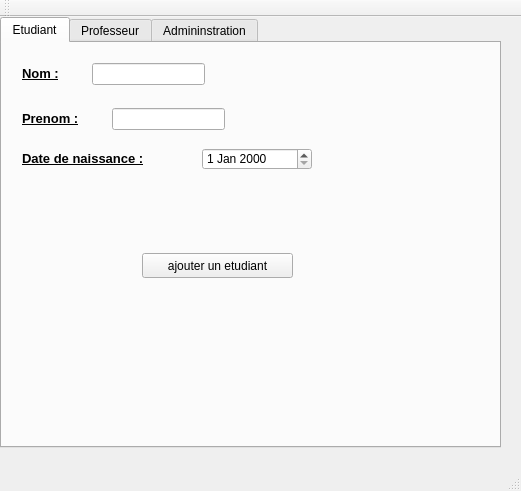
Qt form AppObjetQT/mainwindow.ui (Mrgove10/AppliObjetVS) before a commit.
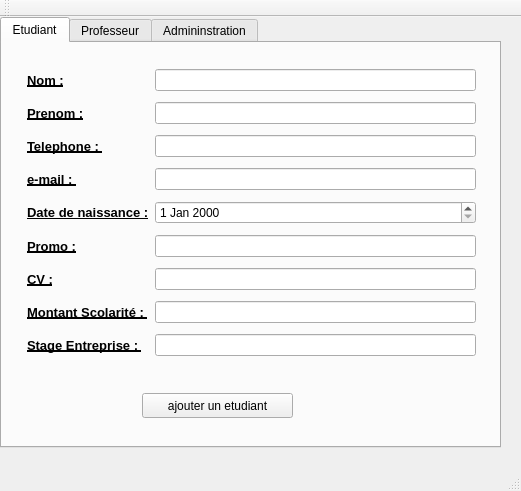
The same form after that commit.

```diff
--- a/AppObjetQT/mainwindow.ui
+++ b/AppObjetQT/mainwindow.ui
@@ -34,7 +34,7 @@
       <property name="geometry">
        <rect>
         <x>140</x>
-        <y>210</y>
+        <y>350</y>
         <width>151</width>
         <height>25</height>
        </rect>
@@ -43,25 +43,18 @@
        <string>ajouter un etudiant</string>
       </property>
      </widget>
-     <widget class="QLineEdit" name="lineEdit">
+     <widget class="QWidget" name="gridLayoutWidget">
       <property name="geometry">
        <rect>
-        <x>90</x>
-        <y>20</y>
-        <width>113</width>
-        <height>22</height>
+        <x>14</x>
+        <y>10</y>
+        <width>471</width>
+        <height>321</height>
        </rect>
       </property>
-     </widget>
+      <layout class="QGridLayout" name="gridLayout">
+       <item row="0" column="0">
      <widget class="QLabel" name="label">
-      <property name="geometry">
-       <rect>
-        <x>20</x>
-        <y>20</y>
-        <width>55</width>
-        <height>21</height>
-       </rect>
-      </property>
       <property name="font">
        <font>
         <pointsize>10</pointsize>
@@ -78,15 +71,15 @@
        <string>Nom :</string>
       </property>
      </widget>
+       </item>
+       <item row="3" column="1">
+        <widget class="QLineEdit" name="EmailLineEdit"/>
+       </item>
+       <item row="0" column="1">
+        <widget class="QLineEdit" name="NomLineEdit"/>
+       </item>
+       <item row="1" column="0">
      <widget class="QLabel" name="label_2">
-      <property name="geometry">
-       <rect>
-        <x>20</x>
-        <y>60</y>
-        <width>81</width>
-        <height>31</height>
-       </rect>
-      </property>
       <property name="font">
        <font>
         <pointsize>10</pointsize>
@@ -99,25 +92,60 @@
        <string>Prenom :</string>
       </property>
      </widget>
-     <widget class="QLineEdit" name="lineEdit_2">
-      <property name="geometry">
-       <rect>
-        <x>110</x>
-        <y>65</y>
-        <width>113</width>
-        <height>22</height>
-       </rect>
-      </property>
-     </widget>
+       </item>
+       <item row="1" column="1">
+        <widget class="QLineEdit" name="PrenomLineEdit"/>
+       </item>
+       <item row="2" column="0">
+        <widget class="QLabel" name="label_4">
+         <property name="font">
+          <font>
+           <pointsize>10</pointsize>
+           <weight>75</weight>
+           <bold>true</bold>
+           <underline>true</underline>
+          </font>
+         </property>
+         <property name="text">
+          <string>Telephone : </string>
+         </property>
+        </widget>
+       </item>
+       <item row="2" column="1">
+        <widget class="QLineEdit" name="TelephoneLineEdit"/>
+       </item>
+       <item row="6" column="0">
+        <widget class="QLabel" name="label_8">
+         <property name="font">
+          <font>
+           <pointsize>10</pointsize>
+           <weight>75</weight>
+           <bold>true</bold>
+           <underline>true</underline>
+          </font>
+         </property>
+         <property name="text">
+          <string>CV :</string>
+         </property>
+        </widget>
+       </item>
+       <item row="3" column="0">
+        <widget class="QLabel" name="label_5">
+         <property name="font">
+          <font>
+           <pointsize>10</pointsize>
+           <weight>75</weight>
+           <bold>true</bold>
+           <underline>true</underline>
+          </font>
+         </property>
+         <property name="text">
+          <string>e-mail : </string>
+         </property>
+        </widget>
+       </item>
+       <item row="4" column="0">
      <widget class="QLabel" name="label_3">
-      <property name="geometry">
-       <rect>
-        <x>20</x>
-        <y>100</y>
-        <width>171</width>
-        <height>31</height>
-       </rect>
-      </property>
       <property name="font">
        <font>
         <pointsize>10</pointsize>
@@ -130,15 +158,84 @@
        <string>Date de naissance :</string>
       </property>
      </widget>
-     <widget class="QDateEdit" name="dateEdit">
-      <property name="geometry">
-       <rect>
-        <x>200</x>
-        <y>105</y>
-        <width>110</width>
-        <height>22</height>
-       </rect>
-      </property>
+       </item>
+       <item row="5" column="0">
+        <widget class="QLabel" name="label_6">
+         <property name="font">
+          <font>
+           <pointsize>10</pointsize>
+           <weight>75</weight>
+           <bold>true</bold>
+           <underline>true</underline>
+          </font>
+         </property>
+         <property name="text">
+          <string>Promo :</string>
+         </property>
+        </widget>
+       </item>
+       <item row="4" column="1">
+        <widget class="QDateEdit" name="dateEdit"/>
+       </item>
+       <item row="6" column="1">
+        <widget class="QLineEdit" name="CvLineEdit">
+         <property name="text">
+          <string/>
+         </property>
+        </widget>
+       </item>
+       <item row="5" column="1">
+        <widget class="QLineEdit" name="PromoLineEdit">
+         <property name="text">
+          <string/>
+         </property>
+        </widget>
+       </item>
+       <item row="7" column="0">
+        <widget class="QLabel" name="label_9">
+         <property name="font">
+          <font>
+           <pointsize>10</pointsize>
+           <weight>75</weight>
+           <bold>true</bold>
+           <underline>true</underline>
+          </font>
+         </property>
+         <property name="text">
+          <string>Montant Scolarité : </string>
+         </property>
+        </widget>
+       </item>
+       <item row="7" column="1">
+        <widget class="QLineEdit" name="MontantScolariteLineEdit">
+         <property name="text">
+          <string/>
+         </property>
+        </widget>
+       </item>
+       <item row="8" column="0">
+        <widget class="QLabel" name="label_10">
+         <property name="font">
+          <font>
+           <pointsize>10</pointsize>
+           <weight>75</weight>
+           <bold>true</bold>
+           <underline>true</underline>
+          </font>
+         </property>
+         <property name="text">
+          <string>Stage Entreprise : </string>
+         </property>
+        </widget>
+       </item>
+       <item row="8" column="1">
+        <widget class="QLineEdit" name="StageEntrepriseLineEdit">
+         <property name="text">
+          <string/>
+         </property>
+        </widget>
+       </item>
+      </layout>
      </widget>
     </widget>
     <widget class="QWidget" name="tab_5">
```
Left out of the diff: 2 changed lines with no effect on the pictures. Lines whose indentation alone changed are shown as unchanged.
